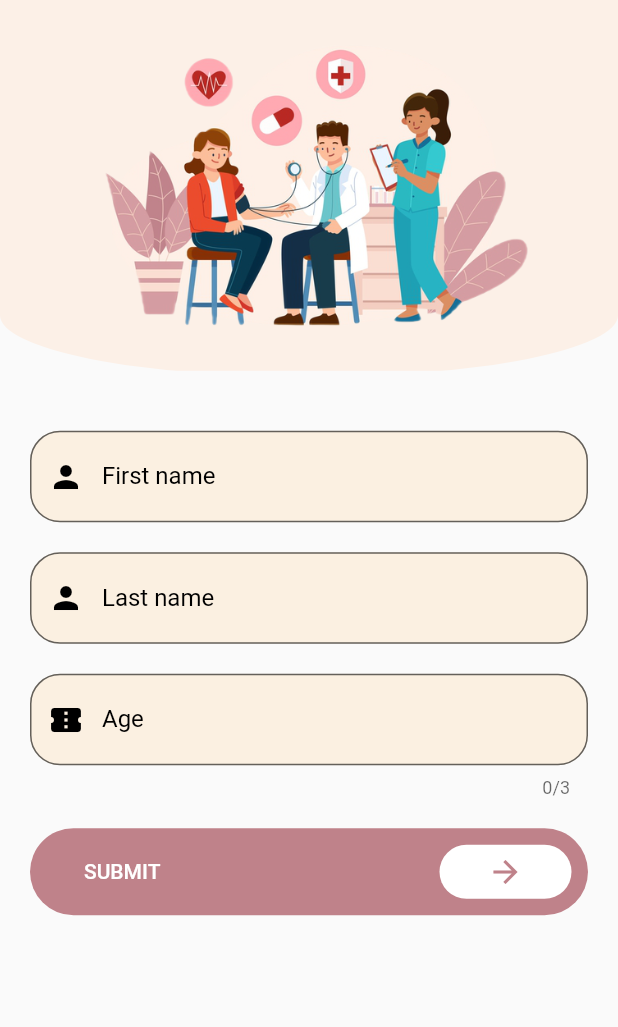
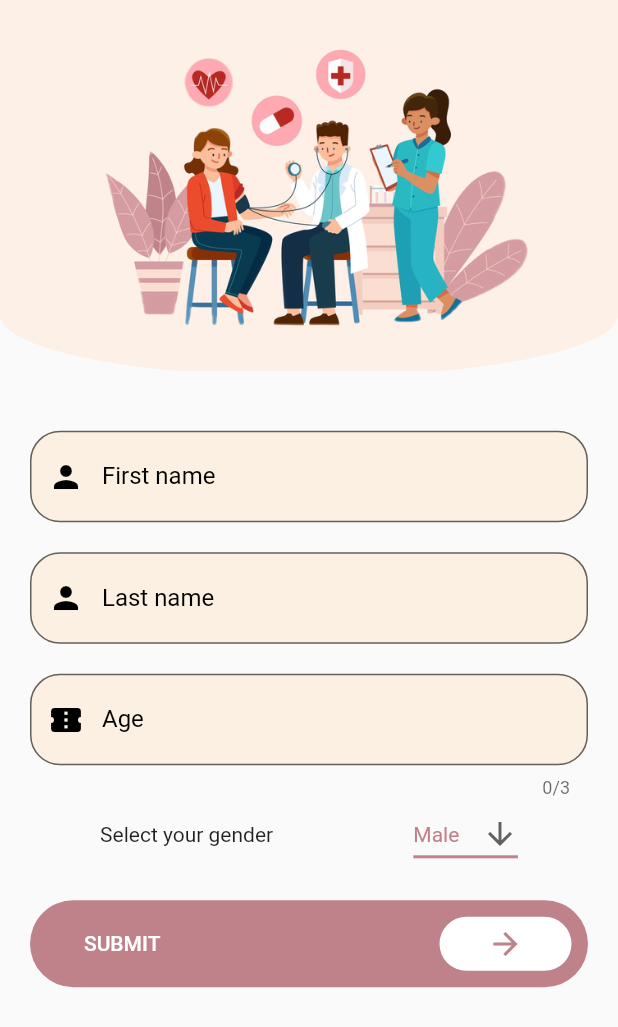
Before and after one commit to Soupaul/app-ADKit-meity, a Flutter app: the PersonalDetails screen opened directly, on a phone screen of 412 x 824 dp. Shown: the top 1027 px of the screen. Run offline on Flutter 3.47's test engine with Material 2 defaults, Android fonts, the light colour scheme and no system bars; our stand-ins replace avatar_glow, cloud_firestore, firebase_auth, firebase_core, firebase_storage, flutter_tts and 5 more; accounts and stored records are empty; project files that could hold a hidden picture were left out.

Commit message:
[+] Gender field in registration form

```diff
--- a/lib/ui/personal_details.dart
+++ b/lib/ui/personal_details.dart
@@ -15,6 +15,7 @@ class _PersonalDetailsState extends State<PersonalDetails> {
   TextEditingController? _firstnameController;
   TextEditingController? _secondnameController;
   TextEditingController? _ageController;
+  String dropdownValue = 'Male';
 
   @override
   void initState() {
@@ -29,8 +30,12 @@ class _PersonalDetailsState extends State<PersonalDetails> {
     await FirebaseFirestore.instance
         .collection("users")
         .doc(FirebaseAuth.instance.currentUser!.uid)
-        .set({'first_name': fn, 'second_name': sn, 'age': age}).then(
-            (value) => {after()});
+        .set({
+      'first_name': fn,
+      'second_name': sn,
+      'age': age,
+      'gender': dropdownValue
+    }).then((value) => {after()});
   }
 
   void after() {
@@ -128,6 +133,41 @@ class _PersonalDetailsState extends State<PersonalDetails> {
                   ),
                 ),
               ),
+              Padding(
+                padding: EdgeInsets.fromLTRB(20, 0, 20, 0),
+                child: Row(
+                  crossAxisAlignment: CrossAxisAlignment.center,
+                  mainAxisAlignment: MainAxisAlignment.spaceAround,
+                  children: [
+                    Text("Select your gender"),
+                    DropdownButton<String>(
+                      value: dropdownValue,
+                      icon: const Icon(Icons.arrow_downward),
+                      iconSize: 24,
+                      elevation: 16,
+                      style: const TextStyle(
+                        color: Color(0xFFBF828A),
+                      ),
+                      underline: Container(
+                        height: 2,
+                        color: Color(0xFFBF828A),
+                      ),
+                      onChanged: (newValue) {
+                        setState(() {
+                          dropdownValue = newValue!;
+                        });
+                      },
+                      items: <String>['Male', 'Female', 'Others']
+                          .map<DropdownMenuItem<String>>((String value) {
+                        return DropdownMenuItem<String>(
+                          value: value,
+                          child: Text(value),
+                        );
+                      }).toList(),
+                    ),
+                  ],
+                ),
+              ),
               Container(
                 margin: const EdgeInsets.only(top: 20.0),
                 padding: const EdgeInsets.only(left: 20.0, right: 20.0),
```
